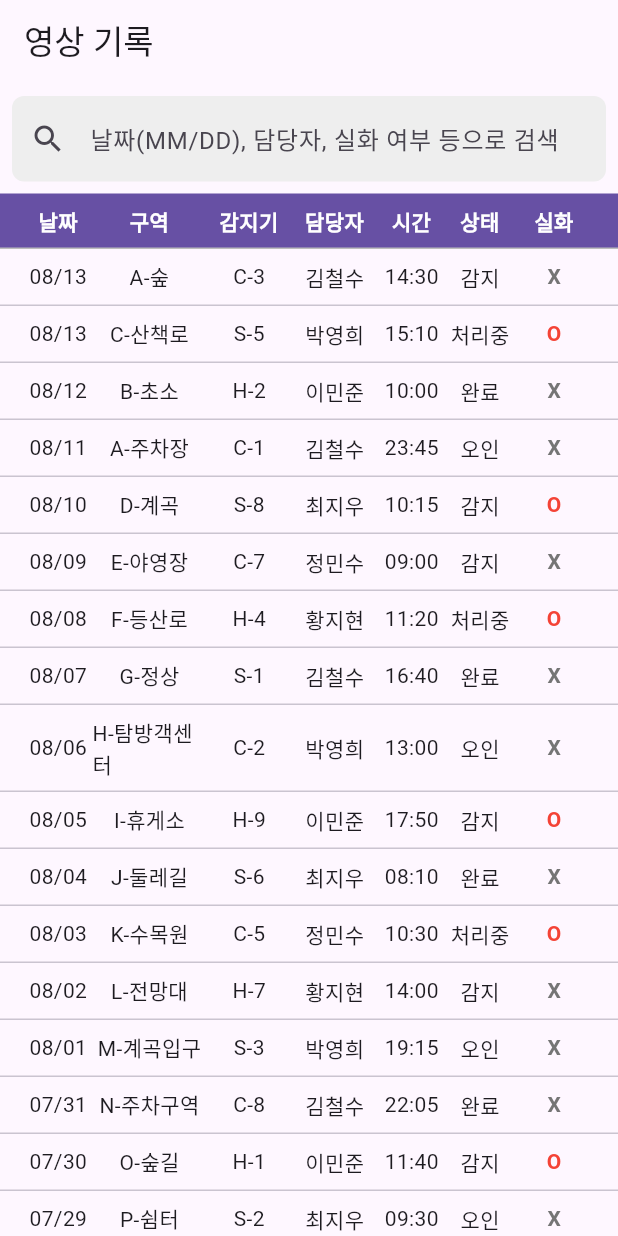
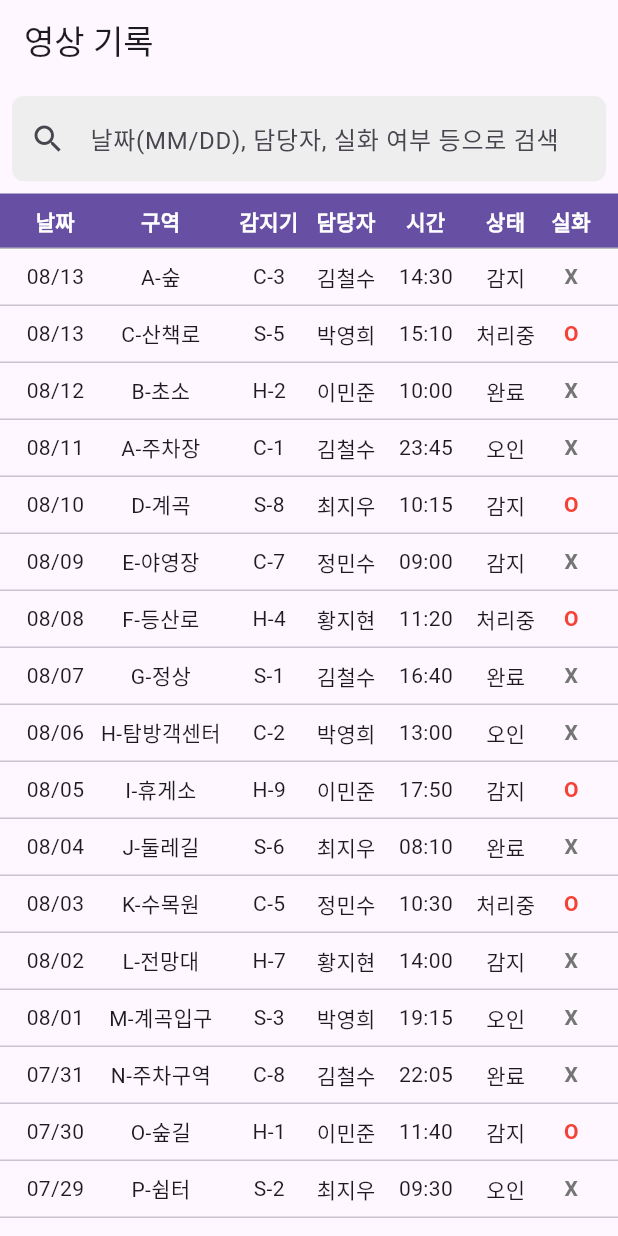
Before and after one commit to jonghun828/cabstone2025_firewatcher, a Flutter app: the VideoLogPage screen opened directly, on a phone screen of 412 x 824 dp. Run offline on Flutter 3.47's test engine with Material 3 defaults, Android fonts, the phone set to English and light mode, and no system bars.

Commit message:
design: 영상 기록 표 UI 수정

```diff
--- a/lib/pages/video_log_page.dart
+++ b/lib/pages/video_log_page.dart
@@ -14,7 +14,7 @@ class VideoLogPage extends StatefulWidget {
 }
 
 class _VideoLogPageState extends State<VideoLogPage> {
-  // 임시 영상 기록 데이터 (스크롤 확인을 위해 데이터 양을 늘렸습니다!)
+  // 임시 영상 기록 데이터
   final List<VideoLog> _allVideoLogs = [
     VideoLog(
       incidentNumber: 1, detectedArea: 'A-숲',
@@ -157,7 +157,6 @@ class _VideoLogPageState extends State<VideoLogPage> {
       detectionTime: DateTime(2025, 7, 26, 8, 45, 0),
       status: '완료', isRealFire: false,
     ),
-    // --- 추가 데이터 끝 ---
   ];
   // 검색 결과를 표시할 리스트 (초기에는 전체 리스트)
   late List<VideoLog> _filteredVideoLogs;
@@ -165,13 +164,13 @@ class _VideoLogPageState extends State<VideoLogPage> {
   final TextEditingController _searchController = TextEditingController();
 
   final Map<String, int> _columnFlex = {
-    'date': 12,
-    'detectedArea': 20,
-    'detector': 15,
+    'date': 11,
+    'detectedArea': 26,
+    'detector': 12,
     'areaManager': 15,
-    'detectionTime': 12,
-    'status': 12,
-    'isRealFire': 14,
+    'detectionTime': 13,
+    'status': 15,
+    'isRealFire': 8,
   };
 
   @override
```
